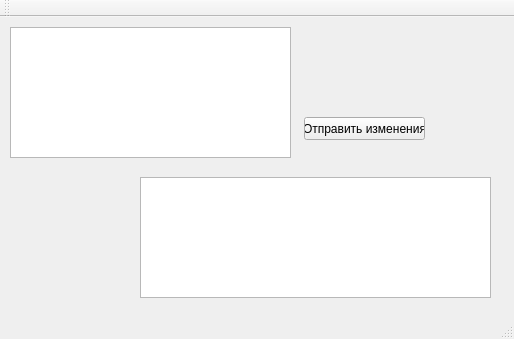
teammail/cpp, file lesson_09/02_QtSQL_GUI/mainwindow.ui: the form before one commit.
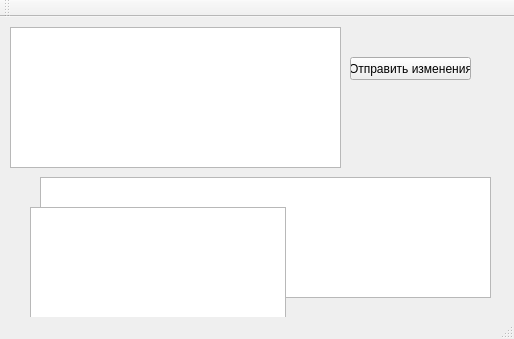
The form after the commit.

What changed in the file:
```diff
--- a/lesson_09/02_QtSQL_GUI/mainwindow.ui
+++ b/lesson_09/02_QtSQL_GUI/mainwindow.ui
@@ -19,17 +19,17 @@
      <rect>
       <x>10</x>
       <y>10</y>
-      <width>281</width>
-      <height>131</height>
+      <width>331</width>
+      <height>141</height>
      </rect>
     </property>
    </widget>
    <widget class="QTableView" name="tableView_2">
     <property name="geometry">
      <rect>
-      <x>140</x>
+      <x>40</x>
       <y>160</y>
-      <width>351</width>
+      <width>451</width>
       <height>121</height>
      </rect>
     </property>
@@ -37,8 +37,8 @@
    <widget class="QPushButton" name="submitChangesButton">
     <property name="geometry">
      <rect>
-      <x>304</x>
-      <y>100</y>
+      <x>350</x>
+      <y>40</y>
       <width>121</width>
       <height>23</height>
      </rect>
@@ -47,6 +47,16 @@
      <string>Отправить изменения</string>
     </property>
    </widget>
+   <widget class="QListView" name="listView">
+    <property name="geometry">
+     <rect>
+      <x>30</x>
+      <y>190</y>
+      <width>256</width>
+      <height>111</height>
+     </rect>
+    </property>
+   </widget>
   </widget>
   <widget class="QMenuBar" name="menuBar">
    <property name="geometry">
```
